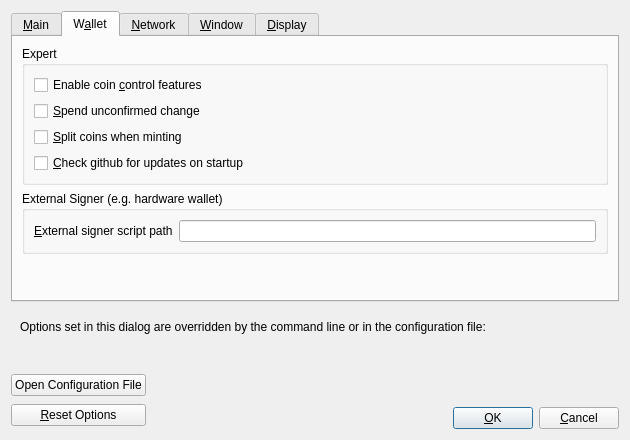
Above: src/qt/forms/optionsdialog.ui from equalishcoin/equalishcoind before the change. Below: the same form after it.
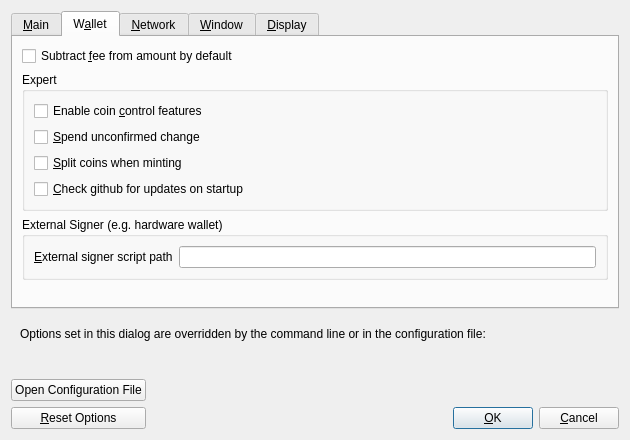
That is the form after the change. The open tabs and pages were chosen to show the change. Custom widgets are drawn as their Qt base class.

Commit message: qt: Add SubFeeFromAmount option

What changed in the file:
```diff
--- a/src/qt/forms/optionsdialog.ui
+++ b/src/qt/forms/optionsdialog.ui
@@ -150,6 +150,16 @@
        <string>W&amp;allet</string>
       </attribute>
       <layout class="QVBoxLayout" name="verticalLayout_Wallet">
+       <item>
+        <widget class="QCheckBox" name="subFeeFromAmount">
+         <property name="toolTip">
+          <string extracomment="Tooltip text for Options window setting that sets subtracting the fee from a sending amount as default.">Whether to set subtract fee from amount as default or not.</string>
+         </property>
+         <property name="text">
+          <string extracomment="An Options window setting to set subtracting the fee from a sending amount as default.">Subtract &amp;fee from amount by default</string>
+         </property>
+        </widget>
+       </item>
        <item>
         <widget class="QGroupBox" name="groupBox">
          <property name="title">
```
The commit also changes 4 other files.
